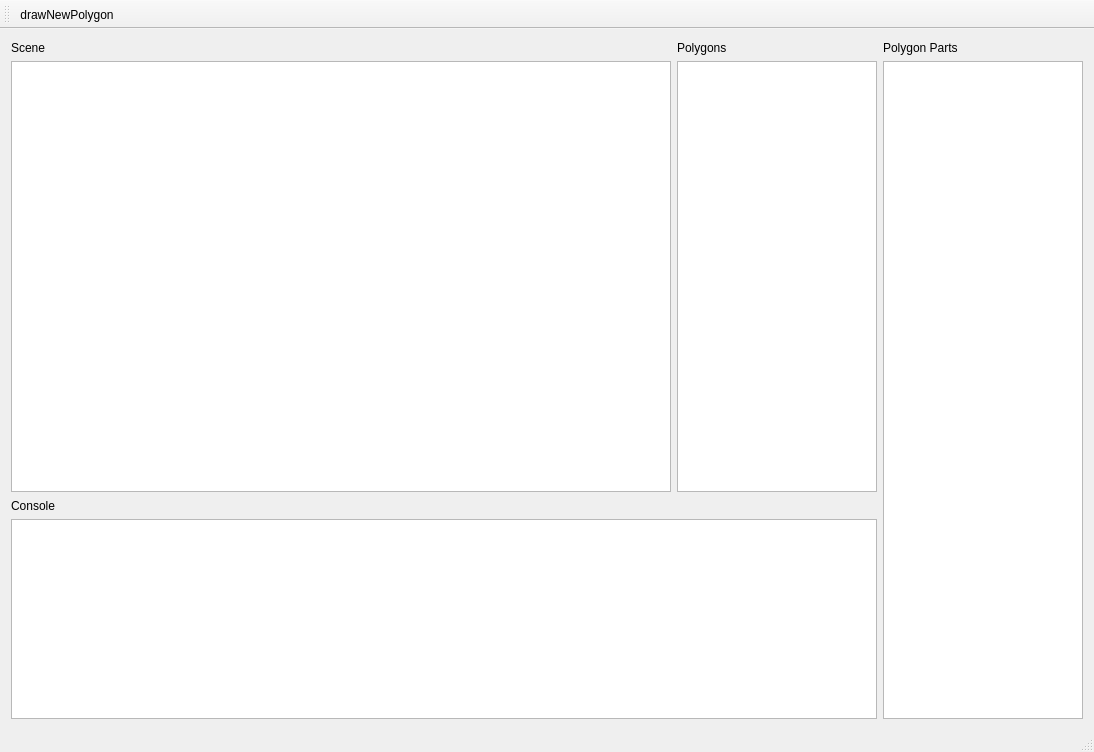
Old version of the form Boolean_set_operations_2/demo/Boolean_set_operations_2/UiFiles/MainWindow.ui in the repository CGAL/cgal-public-dev.
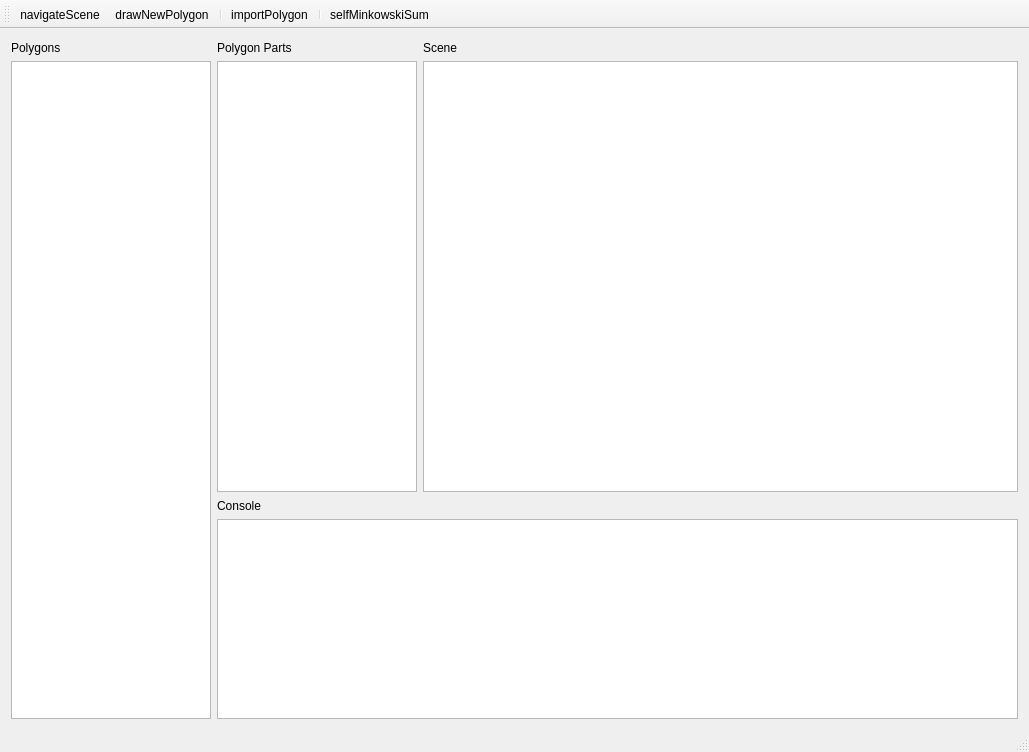
New version of the form. Icons and pictures are not drawn.

Commit message:
Added Minkowski sum and refactored some files.
Added interface for viewing present polygons.
Added import feature. (corretnly only made up type .lps, look at data/*.lps for reference)
Added feature to use operation self minkowski sum. (currently only with hard coded repetitions, MainWindow.cpp Ln. 96)
Updated the indentation of some files. (from Tabs to 2 spaces)
Added copyright to some files.
Refactored some defenitions to fit cgal conventions. (start with CGAL_)
Refactored mebers of objects to start with 'm_'.

What changed in the file:
```diff
--- a/Boolean_set_operations_2/demo/Boolean_set_operations_2/UiFiles/MainWindow.ui
+++ b/Boolean_set_operations_2/demo/Boolean_set_operations_2/UiFiles/MainWindow.ui
@@ -6,7 +6,7 @@
    <rect>
     <x>0</x>
     <y>0</y>
-    <width>1094</width>
+    <width>1029</width>
     <height>752</height>
    </rect>
   </property>
@@ -24,30 +24,7 @@
     <bool>false</bool>
    </property>
    <layout class="QGridLayout" name="gridLayout">
-    <item row="0" column="0">
-     <widget class="QLabel" name="lblScene">
-      <property name="maximumSize">
-       <size>
-        <width>16777215</width>
-        <height>15</height>
-       </size>
-      </property>
-      <property name="text">
-       <string>Scene</string>
-      </property>
-     </widget>
-    </item>
-    <item row="5" column="0" colspan="2">
-     <widget class="QListView" name="ConsoleListView">
-      <property name="maximumSize">
-       <size>
-        <width>16777215</width>
-        <height>200</height>
-       </size>
-      </property>
-     </widget>
-    </item>
-    <item row="1" column="2" rowspan="5">
+    <item row="1" column="1" rowspan="2">
      <widget class="QListView" name="PolygonPartsListView">
       <property name="sizePolicy">
        <sizepolicy hsizetype="Preferred" vsizetype="Preferred">
@@ -63,8 +40,8 @@
       </property>
      </widget>
     </item>
-    <item row="1" column="1" rowspan="3">
-     <widget class="QListWidget" name="PolygonsListWidget">
+    <item row="1" column="0" rowspan="4">
+     <widget class="QTableView" name="PolygonsTableView">
       <property name="sizePolicy">
        <sizepolicy hsizetype="Preferred" vsizetype="Preferred">
         <horstretch>0</horstretch>
@@ -77,9 +54,43 @@
         <height>16777215</height>
        </size>
       </property>
+      <attribute name="horizontalHeaderVisible">
+       <bool>false</bool>
+      </attribute>
+      <attribute name="horizontalHeaderDefaultSectionSize">
+       <number>200</number>
+      </attribute>
+      <attribute name="horizontalHeaderMinimumSectionSize">
+       <number>66</number>
+      </attribute>
+      <attribute name="verticalHeaderVisible">
+       <bool>false</bool>
+      </attribute>
+      <attribute name="verticalHeaderDefaultSectionSize">
+       <number>30</number>
+      </attribute>
+      <attribute name="verticalHeaderMinimumSectionSize">
+       <number>20</number>
+      </attribute>
      </widget>
     </item>
-    <item row="0" column="1">
+    <item row="1" column="2" rowspan="2" colspan="3">
+     <widget class="QGraphicsView" name="SceneGraphicsView">
+      <property name="sizePolicy">
+       <sizepolicy hsizetype="Preferred" vsizetype="Preferred">
+        <horstretch>0</horstretch>
+        <verstretch>0</verstretch>
+       </sizepolicy>
+      </property>
+      <property name="maximumSize">
+       <size>
+        <width>16777215</width>
+        <height>16777215</height>
+       </size>
+      </property>
+     </widget>
+    </item>
+    <item row="0" column="0">
      <widget class="QLabel" name="lblPolygons">
       <property name="maximumSize">
        <size>
@@ -92,30 +103,37 @@
       </property>
      </widget>
     </item>
-    <item row="1" column="0" rowspan="3">
-     <widget class="QGraphicsView" name="SceneGraphicsView">
-      <property name="sizePolicy">
-       <sizepolicy hsizetype="Preferred" vsizetype="Preferred">
-        <horstretch>0</horstretch>
-        <verstretch>0</verstretch>
-       </sizepolicy>
-      </property>
+    <item row="4" column="1" colspan="4">
+     <widget class="QListView" name="ConsoleListView">
       <property name="maximumSize">
        <size>
         <width>16777215</width>
-        <height>16777215</height>
+        <height>200</height>
        </size>
       </property>
      </widget>
     </item>
-    <item row="0" column="2">
+    <item row="0" column="1">
      <widget class="QLabel" name="lblPolygonParts">
       <property name="text">
        <string>Polygon Parts</string>
       </property>
      </widget>
     </item>
-    <item row="4" column="0">
+    <item row="0" column="2">
+     <widget class="QLabel" name="lblScene">
+      <property name="maximumSize">
+       <size>
+        <width>16777215</width>
+        <height>15</height>
+       </size>
+      </property>
+      <property name="text">
+       <string>Scene</string>
+      </property>
+     </widget>
+    </item>
+    <item row="3" column="1">
      <widget class="QLabel" name="lblConsole">
       <property name="maximumSize">
        <size>
@@ -151,7 +169,12 @@
    <attribute name="toolBarBreak">
     <bool>false</bool>
    </attribute>
+   <addaction name="actionNavigateScene"/>
    <addaction name="actionDrawNewPolygon"/>
+   <addaction name="separator"/>
+   <addaction name="actionImportPolygon"/>
+   <addaction name="separator"/>
+   <addaction name="actionSelfMinkowskiSum"/>
   </widget>
   <action name="actionDrawNewPolygon">
    <property name="checkable">
@@ -168,6 +191,45 @@
     <string>Draw New Polygon</string>
    </property>
   </action>
+  <action name="actionImportPolygon">
+   <property name="icon">
+    <iconset resource="../ResourceFiles/icons.qrc">
+     <normaloff>:/icons/import_icon2.png</normaloff>:/icons/import_icon2.png</iconset>
+   </property>
+   <property name="text">
+    <string>importPolygon</string>
+   </property>
+   <property name="toolTip">
+    <string>Import polygon from file</string>
+   </property>
+  </action>
+  <action name="actionNavigateScene">
+   <property name="checkable">
+    <bool>true</bool>
+   </property>
+   <property name="icon">
+    <iconset resource="../ResourceFiles/icons.qrc">
+     <normaloff>:/icons/arrow-all-directions-512.png</normaloff>:/icons/arrow-all-directions-512.png</iconset>
+   </property>
+   <property name="text">
+    <string>navigateScene</string>
+   </property>
+   <property name="toolTip">
+    <string>Navigate Scene</string>
+   </property>
+  </action>
+  <action name="actionSelfMinkowskiSum">
+   <property name="icon">
+    <iconset resource="../ResourceFiles/icons.qrc">
+     <normaloff>:/icons/self_mink_sum.png</normaloff>:/icons/self_mink_sum.png</iconset>
+   </property>
+   <property name="text">
+    <string>selfMinkowskiSum</string>
+   </property>
+   <property name="toolTip">
+    <string>Self Minkowski Sum</string>
+   </property>
+  </action>
  </widget>
  <layoutdefault spacing="6" margin="11"/>
  <resources>
```
Left out of the diff: 2 changed lines with no effect on the pictures. The commit also changes 28 other files.
